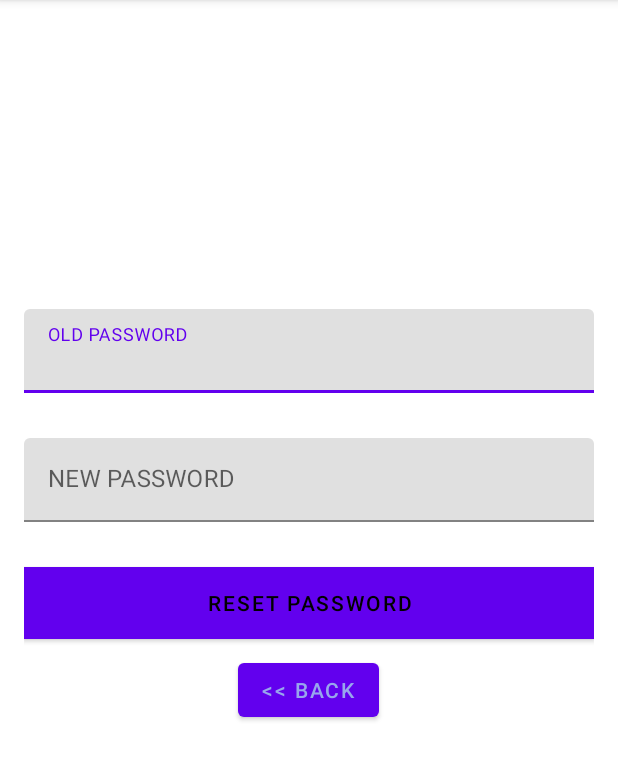
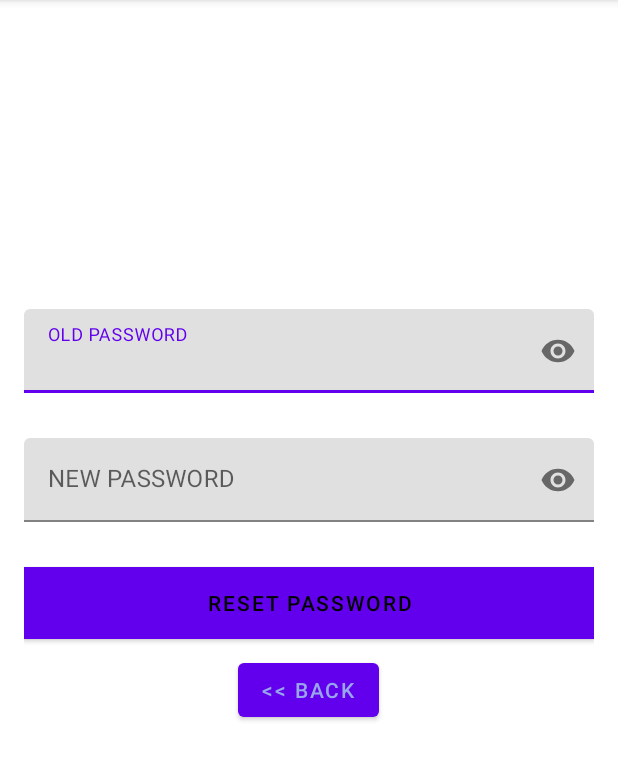
Before and after one commit to alexzab83/SkyItalyMobile, an Android app: the CambioPassword screen opened directly, with no data from a screen before it, on a phone screen of 412 x 824 dp, the part 84-865 px from its top. Run offline under Robolectric (Android 15) with nearby library versions, the phone set to English and light mode, and no system bars; our stand-ins replace data binding.

Commit message:
visibilità campi password

```diff
--- a/app/src/main/res/layout/activity_cambio_password.xml
+++ b/app/src/main/res/layout/activity_cambio_password.xml
@@ -19,10 +19,11 @@
 
 
             <com.google.android.material.textfield.TextInputLayout
+                app:passwordToggleEnabled="true"
                 android:layout_width="match_parent"
                 android:layout_height="wrap_content">
 
-                <EditText
+                <com.google.android.material.textfield.TextInputEditText
 
                     android:id="@+id/oldpassword"
                     android:layout_width="match_parent"
@@ -37,10 +38,11 @@
 
 
             <com.google.android.material.textfield.TextInputLayout
+                app:passwordToggleEnabled="true"
                 android:layout_width="match_parent"
                 android:layout_height="wrap_content">
 
-                <EditText
+                <com.google.android.material.textfield.TextInputEditText
 
                     android:id="@+id/newpassword"
                     android:layout_width="match_parent"
--- a/app/src/main/res/layout/activity_login.xml
+++ b/app/src/main/res/layout/activity_login.xml
@@ -41,10 +41,12 @@
             </com.google.android.material.textfield.TextInputLayout>
 
             <com.google.android.material.textfield.TextInputLayout
+                app:passwordToggleEnabled="true"
                 android:layout_width="match_parent"
                 android:layout_height="wrap_content">
 
-                <EditText
+
+                <com.google.android.material.textfield.TextInputEditText
                     android:id="@+id/password"
                     android:layout_width="fill_parent"
                     android:layout_height="wrap_content"
```
